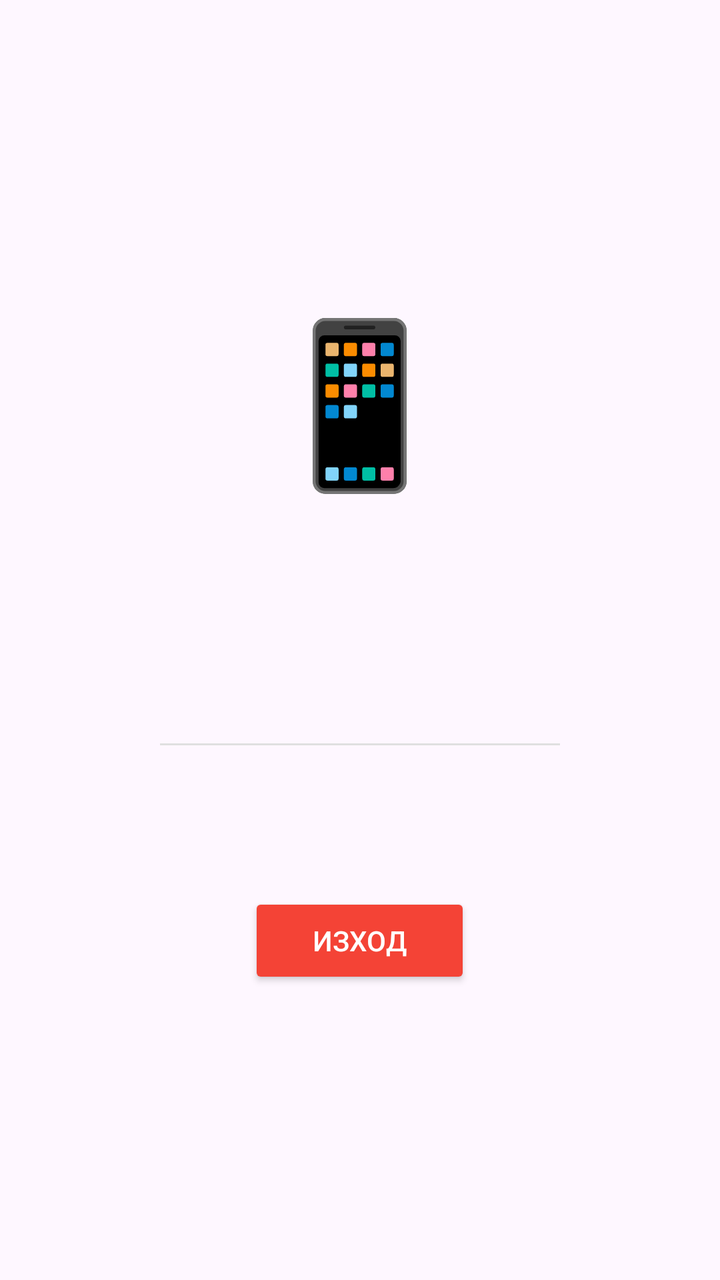
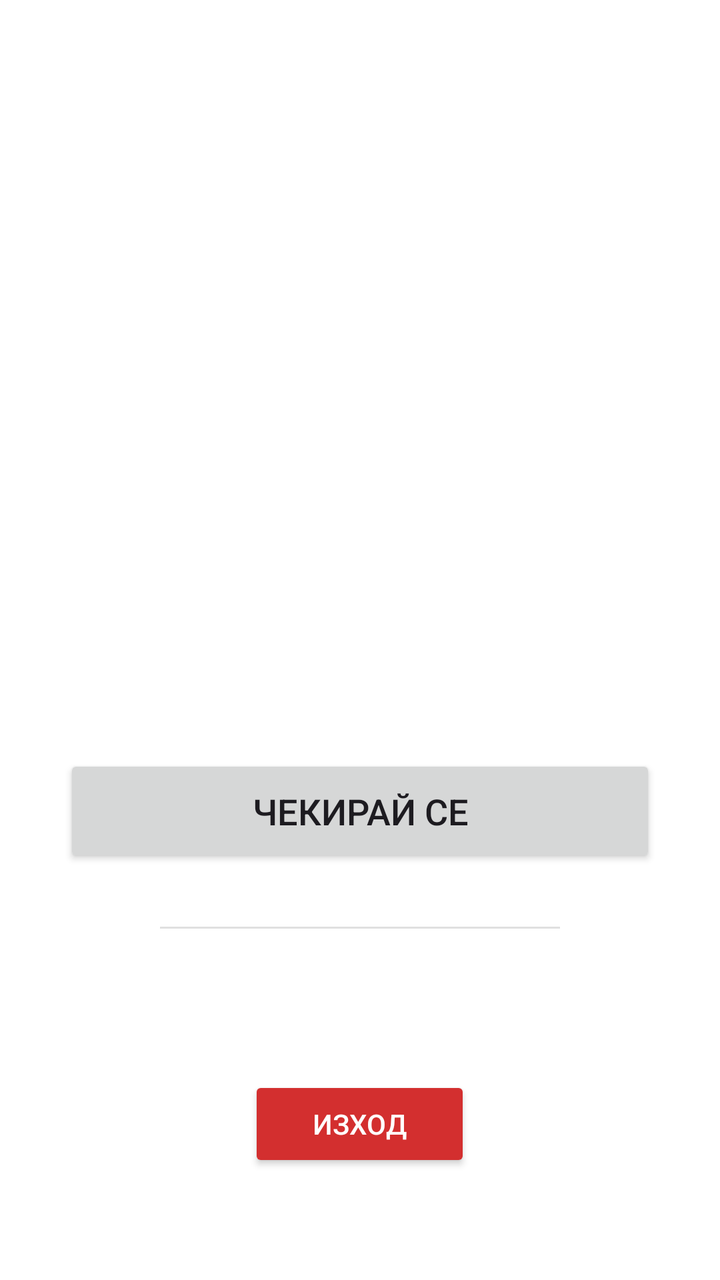

Screens rendered from an Android XML layout before and after an edit, with the pre-edit source and the edit as a unified diff.
<!-- AndroidManifest.xml: application theme Theme.Student_Attendance_App -->
<!-- res/layout/activity_home.xml -->
<?xml version="1.0" encoding="utf-8"?>
<LinearLayout
    xmlns:android="http://schemas.android.com/apk/res/android"
    android:layout_width="match_parent"
    android:layout_height="match_parent"
    android:orientation="vertical"
    android:padding="32dp"
    android:gravity="center">

    
    <TextView
        android:layout_width="wrap_content"
        android:layout_height="wrap_content"
        android:text="📱"
        android:textSize="80sp"
        android:layout_marginBottom="24dp"/>

    
    <TextView
        android:id="@+id/tvFacultyNumber"
        android:layout_width="wrap_content"
        android:layout_height="wrap_content"
        android:textSize="20sp"
        android:textStyle="bold"
        android:textColor="#212121"
        android:layout_marginBottom="16dp"/>

    
    <TextView
        android:id="@+id/tvNfcStatus"
        android:layout_width="wrap_content"
        android:layout_height="wrap_content"
        android:textSize="15sp"
        android:gravity="center"
        android:lineSpacingExtra="4dp"
        android:layout_marginBottom="32dp"/>

    
    <View
        android:layout_width="200dp"
        android:layout_height="1dp"
        android:background="#E0E0E0"
        android:layout_marginBottom="16dp"/>

    
    <TextView
        android:id="@+id/tvAtcInfo"
        android:layout_width="wrap_content"
        android:layout_height="wrap_content"
        android:textSize="13sp"
        android:textColor="#9E9E9E"
        android:layout_marginBottom="40dp"/>

    
    <Button
        android:id="@+id/btnLogout"
        android:layout_width="wrap_content"
        android:layout_height="wrap_content"
        android:text="Изход"
        android:backgroundTint="#F44336"
        android:textColor="@android:color/white"
        android:paddingHorizontal="32dp"/>

</LinearLayout>
<!-- resources referenced by this layout -->
<resources>
  <style name="Theme.Student_Attendance_App" parent="Base.Theme.Student_Attendance_App" />
  <style name="Base.Theme.Student_Attendance_App" parent="Theme.Material3.DayNight.NoActionBar">
          
          
      </style>
</resources>

<!-- the commit's change to res/layout/activity_home.xml (unified diff, before → after) -->
@@ -8,12 +8,13 @@
     android:gravity="center">
 
     
-    <TextView
-        android:layout_width="wrap_content"
-        android:layout_height="wrap_content"
-        android:text="📱"
-        android:textSize="80sp"
-        android:layout_marginBottom="24dp"/>
+    <ImageView
+        android:id="@+id/ivStatusGif"
+        android:layout_width="180dp"
+        android:layout_height="180dp"
+        android:layout_marginBottom="24dp"
+        android:scaleType="fitCenter"
+        android:background="?android:attr/windowBackground" />
 
     
     <TextView
@@ -22,7 +23,7 @@
         android:layout_height="wrap_content"
         android:textSize="20sp"
         android:textStyle="bold"
-        android:textColor="#212121"
+        android:textColor="?android:attr/textColorPrimary"
         android:layout_marginBottom="16dp"/>
 
     
@@ -34,12 +35,28 @@
         android:gravity="center"
         android:lineSpacingExtra="4dp"
         android:layout_marginBottom="32dp"/>
+    <Button
+        android:id="@+id/btnCheckin"
+        android:layout_width="match_parent"
+        android:layout_height="wrap_content"
+        android:text="Чекирай се"
+        android:textSize="18sp"
+        android:padding="16dp"
+        android:layout_marginTop="24dp"/>
 
+    <TextView
+        android:id="@+id/tvCountdown"
+        android:layout_width="match_parent"
+        android:layout_height="wrap_content"
+        android:textSize="16sp"
+        android:gravity="center"
+        android:textStyle="bold"
+        android:layout_marginTop="8dp"/>
     
     <View
         android:layout_width="200dp"
         android:layout_height="1dp"
-        android:background="#E0E0E0"
+        android:background="?android:attr/listDivider"
         android:layout_marginBottom="16dp"/>
 
     
@@ -48,7 +65,7 @@
         android:layout_width="wrap_content"
         android:layout_height="wrap_content"
         android:textSize="13sp"
-        android:textColor="#9E9E9E"
+        android:textColor="?android:attr/textColorSecondary"
         android:layout_marginBottom="40dp"/>
 
     
@@ -57,7 +74,7 @@
         android:layout_width="wrap_content"
         android:layout_height="wrap_content"
         android:text="Изход"
-        android:backgroundTint="#F44336"
+        android:backgroundTint="@color/error_red"
         android:textColor="@android:color/white"
         android:paddingHorizontal="32dp"/>
 
<!-- resource entries referenced after the edit -->
@@ -1,9 +1,19 @@
 <!-- resources referenced by this layout -->
 <resources>
+  <color name="error_red">#D32F2F</color>
   <style name="Theme.Student_Attendance_App" parent="Base.Theme.Student_Attendance_App" />
   <style name="Base.Theme.Student_Attendance_App" parent="Theme.Material3.DayNight.NoActionBar">
           
+          <item name="colorPrimary">@color/tu_blue</item>
+          <item name="colorSecondary">@color/tu_blue_dark</item>
+  
           
+          <item name="android:statusBarColor">@color/tu_blue</item>
+          
+          <item name="android:windowBackground">@color/background_light</item>
       </style>
+  <color name="tu_blue">#0046AD</color>
+  <color name="tu_blue_dark">#002E73</color>
+  <color name="background_light">#FFFFFF</color>
 </resources>
 
